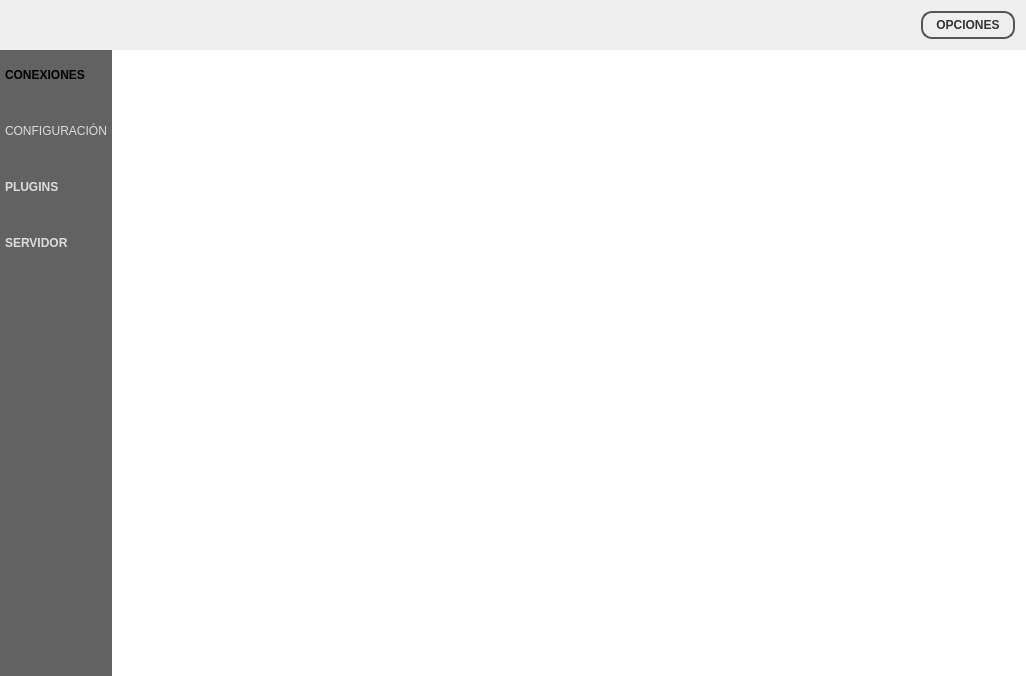
This is client/stealth.ui in hryuk/stealth as Qt 5 draws it before an edit. The edited form follows.
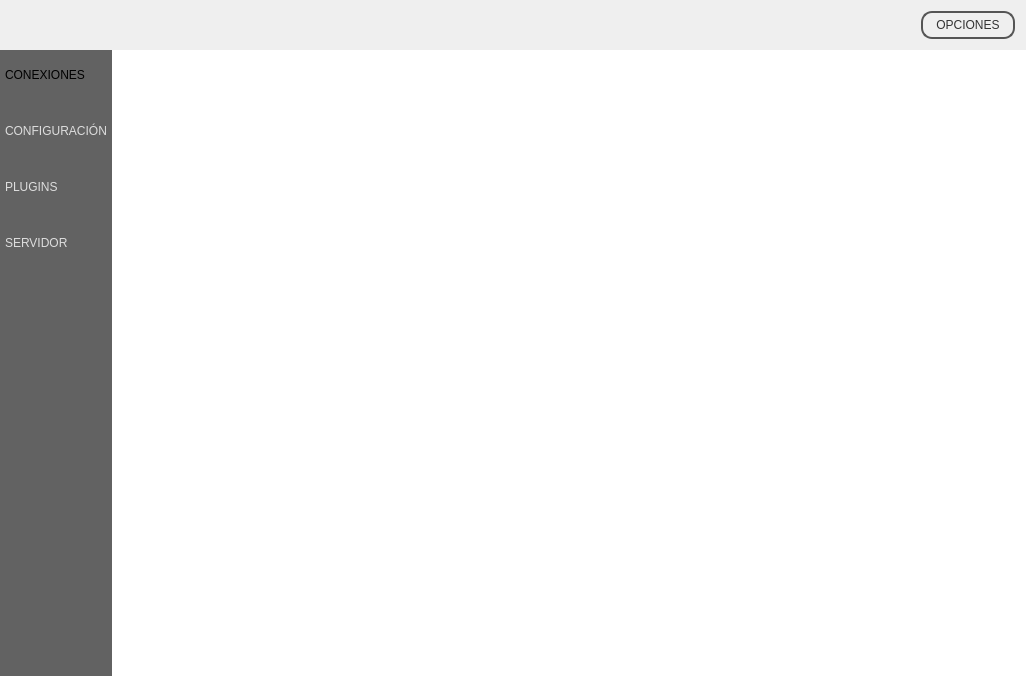
This is the edited form. Icons and pictures are not drawn.

```diff
--- a/client/stealth.ui
+++ b/client/stealth.ui
@@ -103,13 +103,6 @@
              <height>50</height>
             </size>
            </property>
-           <property name="font">
-            <font>
-             <pointsize>9</pointsize>
-             <weight>75</weight>
-             <bold>true</bold>
-            </font>
-           </property>
            <property name="focusPolicy">
             <enum>Qt::NoFocus</enum>
            </property>
@@ -199,13 +192,6 @@
              <height>50</height>
             </size>
            </property>
-           <property name="font">
-            <font>
-             <pointsize>9</pointsize>
-             <weight>75</weight>
-             <bold>true</bold>
-            </font>
-           </property>
            <property name="focusPolicy">
             <enum>Qt::NoFocus</enum>
            </property>
@@ -244,13 +230,6 @@
              <height>50</height>
             </size>
            </property>
-           <property name="font">
-            <font>
-             <pointsize>9</pointsize>
-             <weight>75</weight>
-             <bold>true</bold>
-            </font>
-           </property>
            <property name="focusPolicy">
             <enum>Qt::NoFocus</enum>
            </property>
@@ -373,13 +352,6 @@
        </item>
        <item>
         <widget class="QPushButton" name="pushButton">
-         <property name="font">
-          <font>
-           <pointsize>9</pointsize>
-           <weight>75</weight>
-           <bold>true</bold>
-          </font>
-         </property>
          <property name="focusPolicy">
           <enum>Qt::NoFocus</enum>
          </property>
```
Left out of the diff: 11 changed lines with no effect on the pictures.
